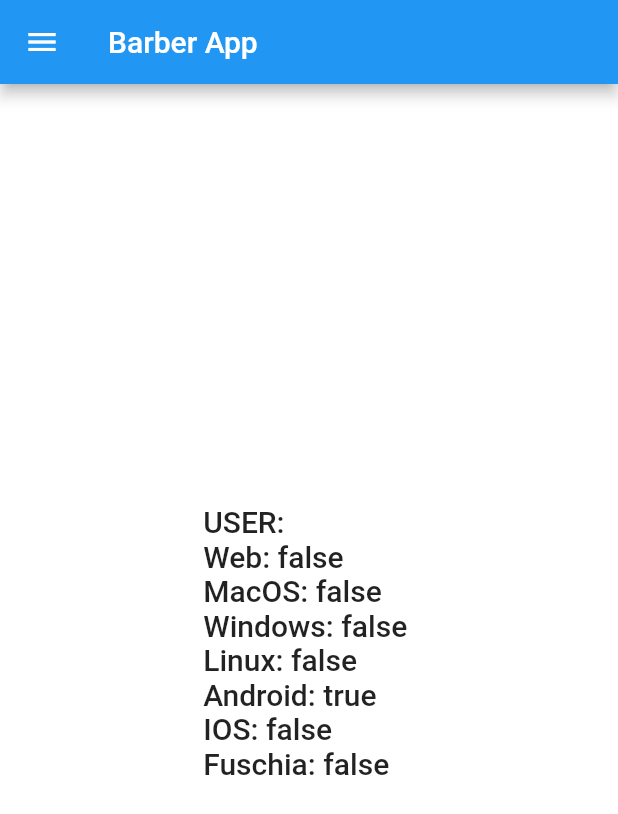
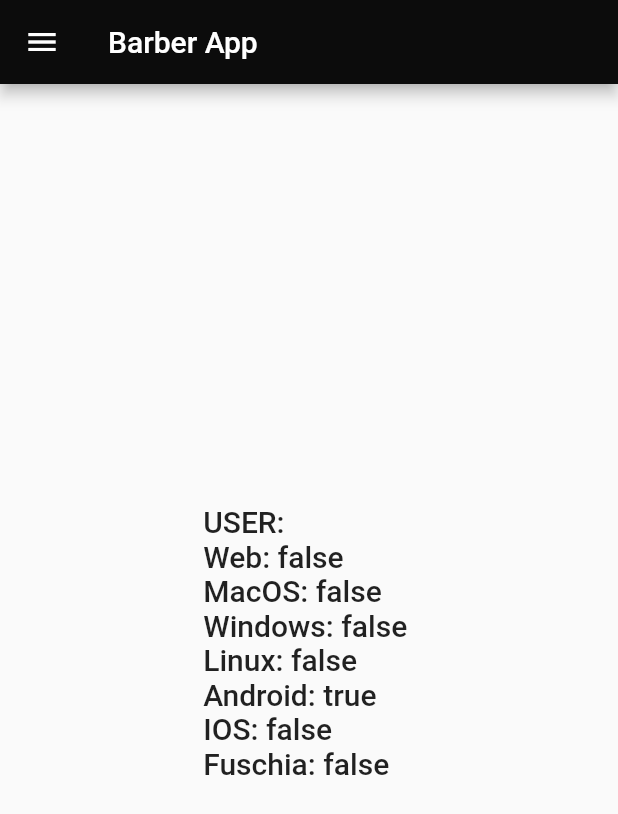
Before and after one commit to adautovjr/barberapp, a Flutter app: the screen it shows after launch, after a tap on "Login", on a phone screen of 412 x 824 dp. Shown: the top 814 px of the screen. Run offline on Flutter 3.47's test engine with Material 2 defaults, Android fonts, the phone set to English and light mode, and no system bars; our stand-ins replace graphql_flutter, universal_platform; network calls fail.

Commit message:
feat: Paintings

```diff
--- a/lib/screens/home.dart
+++ b/lib/screens/home.dart
@@ -15,13 +15,14 @@ class _HomeState extends State<Home> {
   @override
   Widget build(BuildContext context) {
     return Scaffold(
-      appBar: AppBar(
-        title: const Text('Barber App'),
-      ),
-      drawer: const Menu(),
-      body: Center(
-        child: Consumer<SessionController>(
-          builder: (context, session, child) {
+        appBar: AppBar(
+          title: const Text('Barber App'),
+          backgroundColor: Theme.of(context).backgroundColor,
+        ),
+        drawer: const Menu(),
+        body: Center(
+          child:
+              Consumer<SessionController>(builder: (context, session, child) {
             return Text(
               "USER: ${session.username} \n"
               "Web: ${UniversalPlatform.isWeb} \n"
@@ -33,9 +34,7 @@ class _HomeState extends State<Home> {
               "Fuschia: ${UniversalPlatform.isFuchsia} \n",
               style: Theme.of(context).textTheme.headline6,
             );
-          }
-       ),
-      )
-    );
+          }),
+        ));
   }
 }
--- a/lib/screens/login.dart
+++ b/lib/screens/login.dart
@@ -15,8 +15,9 @@ class _LoginState extends State<LoginScreen> {
   var password = TextEditingController();
   @override
   Widget build(BuildContext context) {
-    return Material(
-      child: Padding(
+    return Scaffold(
+      backgroundColor: Theme.of(context).primaryColor,
+      body: Padding(
         padding: const EdgeInsets.all(20),
         child: Center(
           child: Column(
@@ -42,19 +43,18 @@ class _LoginState extends State<LoginScreen> {
                         children: <Widget>[
                           TextField(
                             controller: user,
-                            decoration: InputDecoration(
+                            decoration: const InputDecoration(
                               labelText: 'User',
                             ),
                           ),
                           TextField(
                             controller: password,
                             obscureText: true,
-                            decoration: InputDecoration(
+                            decoration: const InputDecoration(
                               labelText: 'Password',
                             ),
                           ),
-                          Container(
-                            child: ElevatedButton(
+                          ElevatedButton(
                               onPressed: () {
                                 Provider.of<SessionController>(context,
                                         listen: false)
@@ -62,7 +62,6 @@ class _LoginState extends State<LoginScreen> {
                                 Navigator.of(context).pushNamed('/home');
                               },
                               child: const Text('Login')),
-                          )
                         ],
                       ),
                     ),
--- a/lib/screens/requests/create.dart
+++ b/lib/screens/requests/create.dart
@@ -24,9 +24,11 @@ class _CreateServiceScreenState extends State<CreateServiceScreen> {
     return Scaffold(
       appBar: AppBar(
         title: const Text('Create Request'),
+        backgroundColor: Theme.of(context).backgroundColor,
       ),
       drawer: const Menu(),
       floatingActionButton: FloatingActionButton(
+        backgroundColor: Theme.of(context).backgroundColor,
         onPressed: () {
           if (_formKey.currentState!.validate()) {
             // If the form is valid, display a Snackbar.
--- a/lib/screens/requests/list.dart
+++ b/lib/screens/requests/list.dart
@@ -16,9 +16,11 @@ class _RequestsScreenState extends State<RequestsScreen> {
     return Scaffold(
       appBar: AppBar(
         title: const Text('Requests'),
+        backgroundColor: Theme.of(context).backgroundColor,
       ),
       drawer: const Menu(),
       // floatingActionButton: FloatingActionButton(
+      // backgroundColor: Theme.of(context).backgroundColor,
       //   onPressed: () {
       //     Navigator.of(context).pushNamed('/requests/create');
       //   },
--- a/lib/screens/services/create.dart
+++ b/lib/screens/services/create.dart
@@ -25,9 +25,11 @@ class _CreateServiceScreenState extends State<CreateServiceScreen> {
     return Scaffold(
       appBar: AppBar(
         title: const Text('Create Service'),
+        backgroundColor: Theme.of(context).backgroundColor,
       ),
       drawer: const Menu(),
       floatingActionButton: FloatingActionButton(
+        backgroundColor: Theme.of(context).backgroundColor,
         onPressed: () {
           if (_formKey.currentState!.validate()) {
             // If the form is valid, display a Snackbar.
--- a/lib/screens/services/details.dart
+++ b/lib/screens/services/details.dart
@@ -10,6 +10,7 @@ class ServiceDetailPage extends StatelessWidget {
     return Scaffold(
       appBar: AppBar(
         title: const Text('Detalhes do Serviço'),
+        backgroundColor: Theme.of(context).backgroundColor,
       ),
       body: Padding(
         padding: const EdgeInsets.all(20),
--- a/lib/screens/services/list.dart
+++ b/lib/screens/services/list.dart
@@ -16,9 +16,11 @@ class _ServicesScreenState extends State<ServicesScreen> {
     return Scaffold(
       appBar: AppBar(
         title: const Text('Services'),
+        backgroundColor: Theme.of(context).backgroundColor,
       ),
       drawer: const Menu(),
       floatingActionButton: FloatingActionButton(
+        backgroundColor: Theme.of(context).backgroundColor,
         onPressed: () {
           Navigator.of(context).pushNamed('/service/create');
         },
--- a/lib/screens/users/create.dart
+++ b/lib/screens/users/create.dart
@@ -27,9 +27,11 @@ class _CreateUserScreenState extends State<CreateUserScreen> {
     return Scaffold(
       appBar: AppBar(
         title: const Text('Create User'),
+        backgroundColor: Theme.of(context).backgroundColor,
       ),
       drawer: const Menu(),
       floatingActionButton: FloatingActionButton(
+        backgroundColor: Theme.of(context).backgroundColor,
         onPressed: () {
           if (_formKey.currentState!.validate()) {
             // If the form is valid, display a Snackbar.
--- a/lib/screens/users/details.dart
+++ b/lib/screens/users/details.dart
@@ -9,6 +9,7 @@ class UserDetailPage extends StatelessWidget {
     final user = ModalRoute.of(context)?.settings.arguments as Map;
     return Scaffold(
       appBar: AppBar(
+        backgroundColor: Theme.of(context).backgroundColor,
         title: const Text('Detalhes do Usuário'),
       ),
       body: Padding(
--- a/lib/screens/users/list.dart
+++ b/lib/screens/users/list.dart
@@ -50,6 +50,7 @@ class _UsersScreenState extends State<UsersScreen> {
     return Scaffold(
       appBar: AppBar(
         title: const Text('Users'),
+        backgroundColor: Theme.of(context).backgroundColor,
         actions: [
           IconButton(
             icon: const Icon(Icons.add),
@@ -64,6 +65,7 @@ class _UsersScreenState extends State<UsersScreen> {
         onPressed: () {
           Navigator.of(context).pushNamed('/user/create');
         },
+        backgroundColor: Theme.of(context).backgroundColor,
         child: const Icon(Icons.add),
       ),
       body: Query(
--- a/lib/theme.dart
+++ b/lib/theme.dart
@@ -3,14 +3,13 @@ import 'package:flutter/material.dart';
 class BespokeTheme {
   static ThemeData get theme {
     return ThemeData(
-      primaryColor: Colors.grey[900],
-      scaffoldBackgroundColor: Color.fromARGB(255, 255, 255, 255),
-
-      buttonTheme: ButtonThemeData(
-        shape: RoundedRectangleBorder(borderRadius: BorderRadius.circular(18.0)),
-        buttonColor: Colors.red,
-      )
-
-    );
+        primaryColor: Color.fromARGB(224, 249, 195, 189),
+        // scaffoldBackgroundColor: Colors.teal,
+        backgroundColor: Color.fromRGBO(12, 12, 12, 100),
+        buttonTheme: ButtonThemeData(
+          shape:
+              RoundedRectangleBorder(borderRadius: BorderRadius.circular(18.0)),
+          buttonColor: Colors.red,
+        ));
   }
 }
--- a/lib/widgets/menu.dart
+++ b/lib/widgets/menu.dart
@@ -12,13 +12,13 @@ class Menu extends StatelessWidget {
         padding: EdgeInsets.zero,
         children: <Widget>[
           DrawerHeader(
-            decoration: const BoxDecoration(
-              color: Colors.blue,
+            decoration: BoxDecoration(
+              color: Theme.of(context).backgroundColor,
             ),
             child: Consumer<SessionController>(
               builder: (context, session, child) {
                 return Text(
-                'Welcome, ${session.username}',
+                  'Welcome, ${session.username}',
                   style: const TextStyle(
                     color: Colors.white,
                     fontSize: 18,
--- a/lib/widgets/templates/cupertino.dart
+++ b/lib/widgets/templates/cupertino.dart
@@ -5,7 +5,7 @@ Widget cupertinoWidget(BuildContext context, String title) {
   return CupertinoApp(
     title: title,
     // theme: ThemeData(
-    //   primarySwatch: Colors.blue,
+    //   primarySwatch: Colors.teal,
     // ),
     initialRoute: '/',
     routes: routes,
```
Also changed, not shown: pubspec.lock, 1 other file. Lines whose indentation alone changed are shown as unchanged.
